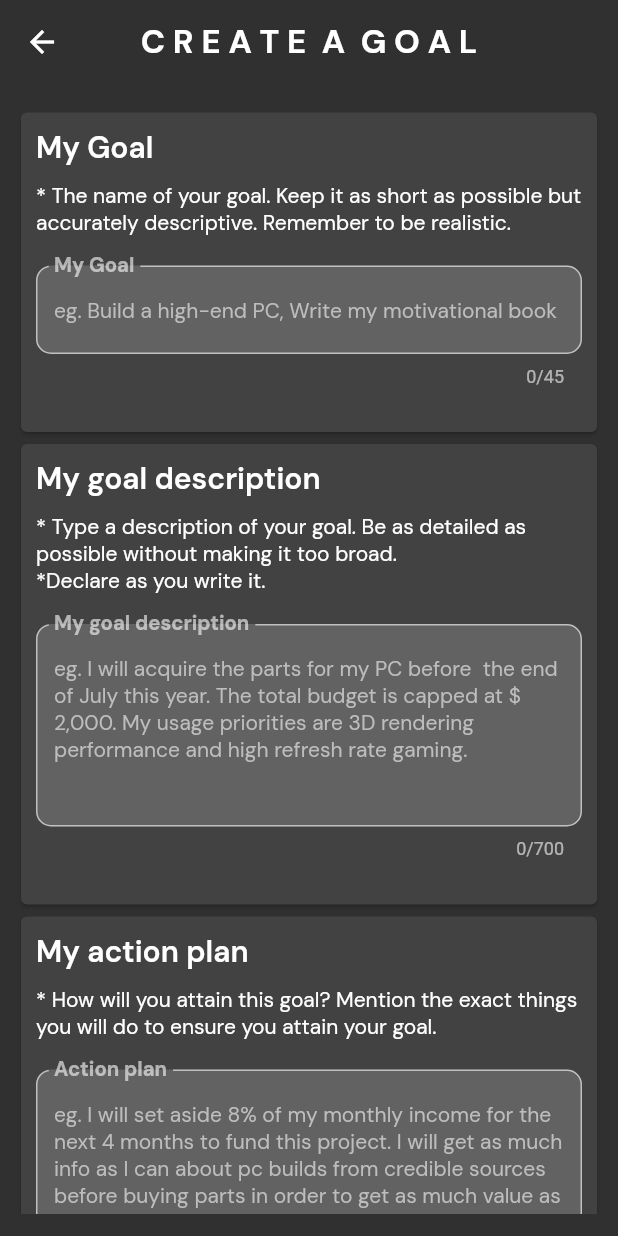
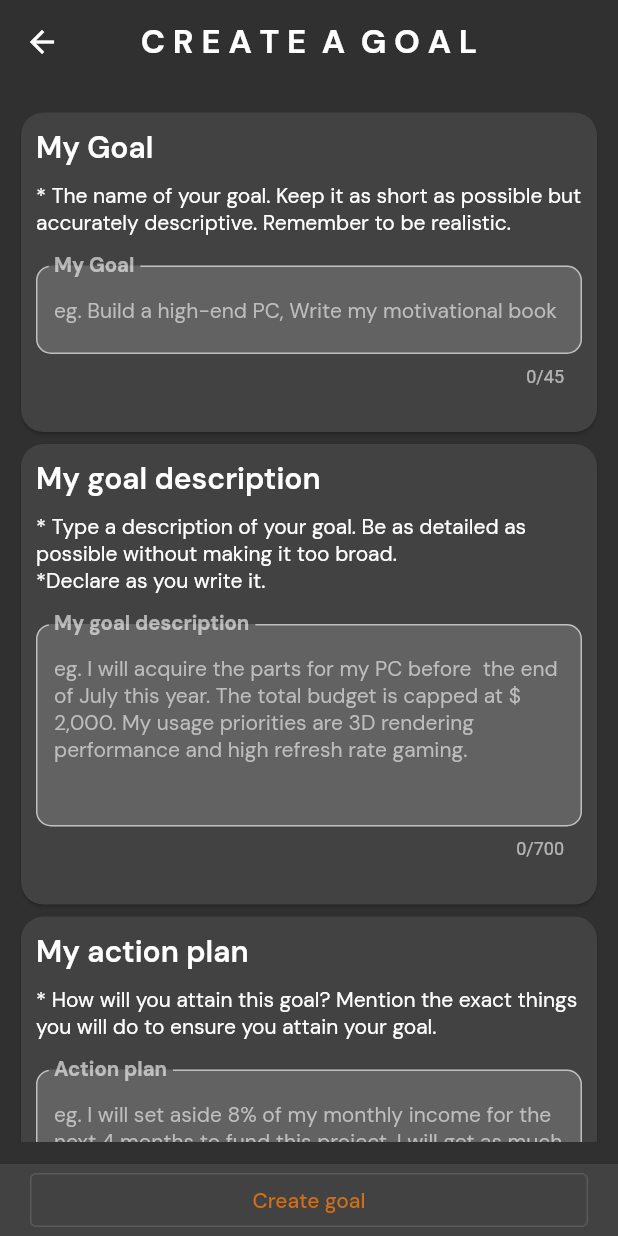
Before and after one commit to kdev135/goal_quest, a Flutter app: the NewGoalScreen screen opened by its route, on a phone screen of 412 x 824 dp. Run offline on Flutter 3.47's test engine with Material 2 defaults, Android fonts, the phone set to English and light mode, and no system bars; our stand-ins replace awesome_notifications, flutter_hooks, google_fonts, hive, hive_flutter; missing offline and left inert: android_alarm_manager_plus; accounts and stored records are empty.

Commit message:
Add evening notification & card shape changes

```diff
--- a/lib/models/ui_models/editable_text_model.dart
+++ b/lib/models/ui_models/editable_text_model.dart
@@ -13,9 +13,10 @@ class EditableTextModel extends StatelessWidget {
   @override
   Widget build(BuildContext context) {
     return Card(
+           shape: RoundedRectangleBorder(borderRadius: BorderRadius.circular(15)),
       color: interactiveFieldGrey,
       child: Padding(
-        padding: const EdgeInsets.all(8.0),
+        padding: const EdgeInsets.all(10.0),
         child: EditableText(
             maxLines: maxLines,
             controller: sampleTextController,
--- a/lib/models/ui_models/goal_card_model.dart
+++ b/lib/models/ui_models/goal_card_model.dart
@@ -1,5 +1,6 @@
 import 'package:flutter/material.dart';
 import 'package:flutter_hooks/flutter_hooks.dart';
+import 'package:goal_quest/constants.dart';
 import 'package:goal_quest/styles.dart';
 
 
@@ -34,7 +35,9 @@ class GoalCardModel extends HookWidget {
             ? isSelected.value = false
             : Navigator.pushNamed(context, '/goal_screen', arguments: title),
         onLongPress: () => isSelected.value = true,
+
         child: Card(
+          shape: RoundedRectangleBorder(borderRadius: BorderRadius.circular(15)),
           child: Padding(
             padding: const EdgeInsets.all(10.0),
             child: Column(
--- a/lib/models/ui_models/goal_prop_card_model.dart
+++ b/lib/models/ui_models/goal_prop_card_model.dart
@@ -26,6 +26,7 @@ final int maxLength;
   @override
   Widget build(BuildContext context) {
     return Card(
+           shape: RoundedRectangleBorder(borderRadius: BorderRadius.circular(15)),
       child: Padding(
         padding: const EdgeInsets.all(10.0),
         child: Column(
--- a/lib/screens/goal_screen.dart
+++ b/lib/screens/goal_screen.dart
@@ -62,6 +62,7 @@ class GoalScreen extends HookWidget {
             ),
             sizedBox,
             Card(
+                   shape: RoundedRectangleBorder(borderRadius: BorderRadius.circular(15)),
               child: Padding(
                 padding: const EdgeInsets.all(10.0),
                 child: Column(
@@ -122,6 +123,7 @@ class GoalScreen extends HookWidget {
             ),
             sizedBox,
             Card(
+                   shape: RoundedRectangleBorder(borderRadius: BorderRadius.circular(15)),
               child: Padding(
                 padding: const EdgeInsets.all(10),
                 child: Column(
@@ -163,6 +165,7 @@ class GoalScreen extends HookWidget {
         ),
       ),
       bottomNavigationBar: BottomAppBar(
+
           child: Padding(
         padding: const EdgeInsets.symmetric(horizontal: 20.0),
         child: UpdateButton(
--- a/lib/screens/new_goal_screen.dart
+++ b/lib/screens/new_goal_screen.dart
@@ -80,6 +80,8 @@ class NewGoalScreen extends HookWidget {
             // Date selection for new goal
 
             Card(
+                         shape: RoundedRectangleBorder(borderRadius: BorderRadius.circular(15)),
+
               child: Padding(
                 padding: const EdgeInsets.all(10.0),
                 child: GestureDetector(
@@ -106,6 +108,8 @@ class NewGoalScreen extends HookWidget {
                         style: defaultFont,
                       ),
                       Card(
+                                   shape: RoundedRectangleBorder(borderRadius: BorderRadius.circular(15)),
+
                         color: interactiveFieldGrey,
                         child: ListTile(
                           dense: true,
@@ -126,7 +130,14 @@ class NewGoalScreen extends HookWidget {
             ),
 
 // Endof date selection
-            Center(
+
+          ],
+        ),
+      )),
+      bottomNavigationBar: BottomAppBar(child: Padding(
+        padding: const EdgeInsets.symmetric(horizontal:20.0),
+        child: SizedBox(
+          width: 20,
           child: OutlinedButton(
               style: OutlinedButton.styleFrom(),
               onPressed: () {
@@ -193,10 +204,8 @@ class NewGoalScreen extends HookWidget {
                 'Create goal',
                 style: defaultFont.copyWith(color: primaryColor),
               )),
-            )
-          ],
         ),
-      )),
+      ),),
     );
   }
 }
```
Also changed, not shown: lib/operations/notification_handler.dart (+45 -6 lines), lib/screens/home_screen.dart (+0 -11 lines). Lines whose indentation alone changed are shown as unchanged.
